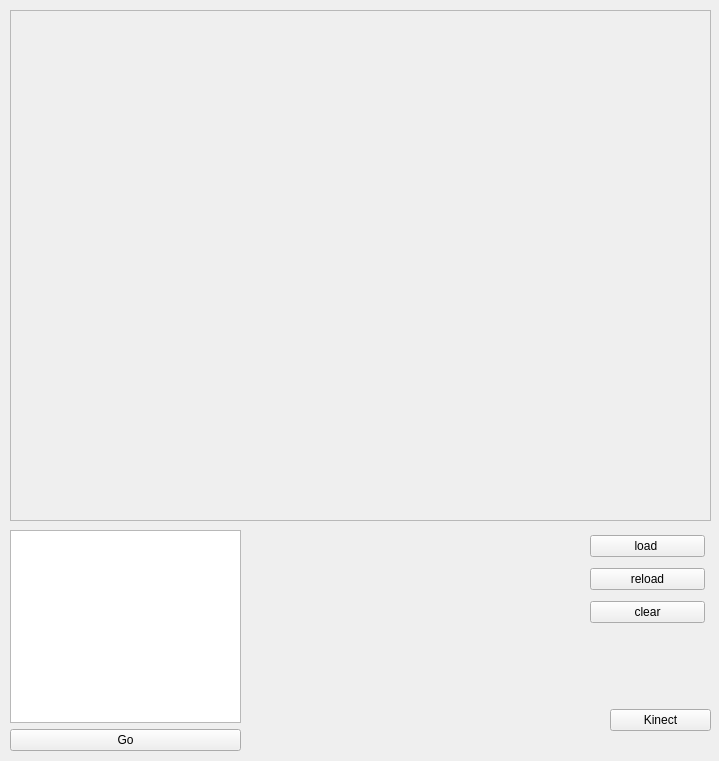
This is ui/mainwindow.ui in najlepsiwebdesigner/opencv-lab as Qt 5 draws it before an edit. The edited form follows.
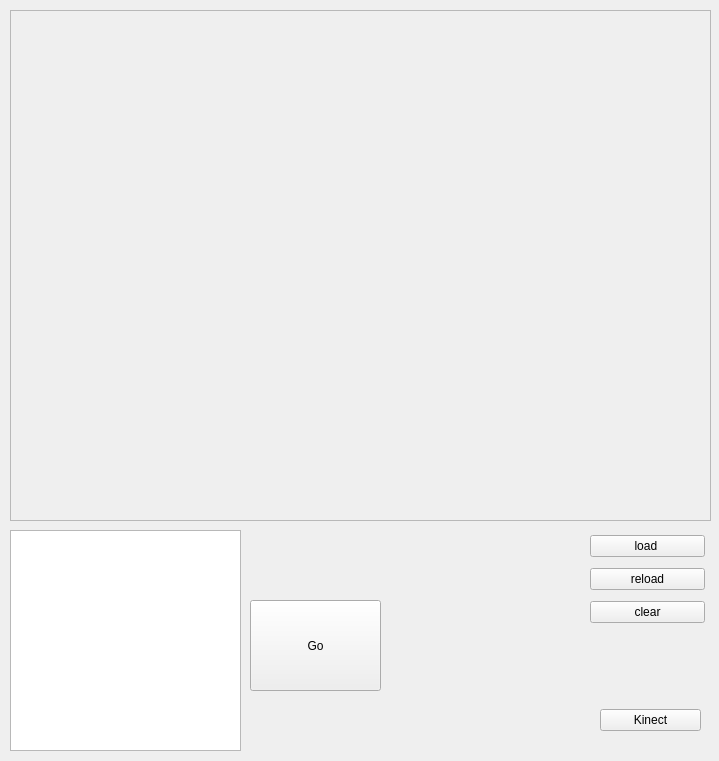
This is the edited form.

```diff
--- a/ui/mainwindow.ui
+++ b/ui/mainwindow.ui
@@ -61,19 +61,12 @@
      <item>
       <widget class="QListView" name="operationsList"/>
      </item>
-     <item>
-      <widget class="QPushButton" name="executeButton">
-       <property name="text">
-        <string>Go</string>
-       </property>
-      </widget>
-     </item>
     </layout>
    </widget>
    <widget class="QWidget" name="layoutWidget">
     <property name="geometry">
      <rect>
-      <x>610</x>
+      <x>600</x>
       <y>690</y>
       <width>101</width>
       <height>61</height>
@@ -128,6 +121,19 @@
      </item>
     </layout>
    </widget>
+   <widget class="QPushButton" name="executeButton">
+    <property name="geometry">
+     <rect>
+      <x>250</x>
+      <y>600</y>
+      <width>131</width>
+      <height>91</height>
+     </rect>
+    </property>
+    <property name="text">
+     <string>Go</string>
+    </property>
+   </widget>
    <zorder>layoutWidget</zorder>
    <zorder>layoutWidget</zorder>
    <zorder>layoutWidget</zorder>
```
Left out of the diff: 1 changed line with no effect on the pictures.
